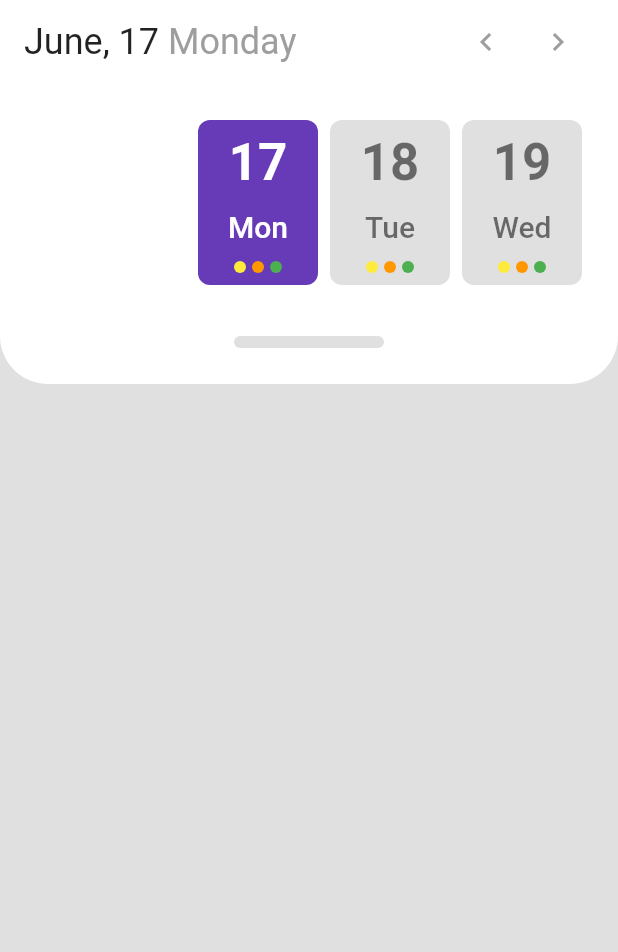
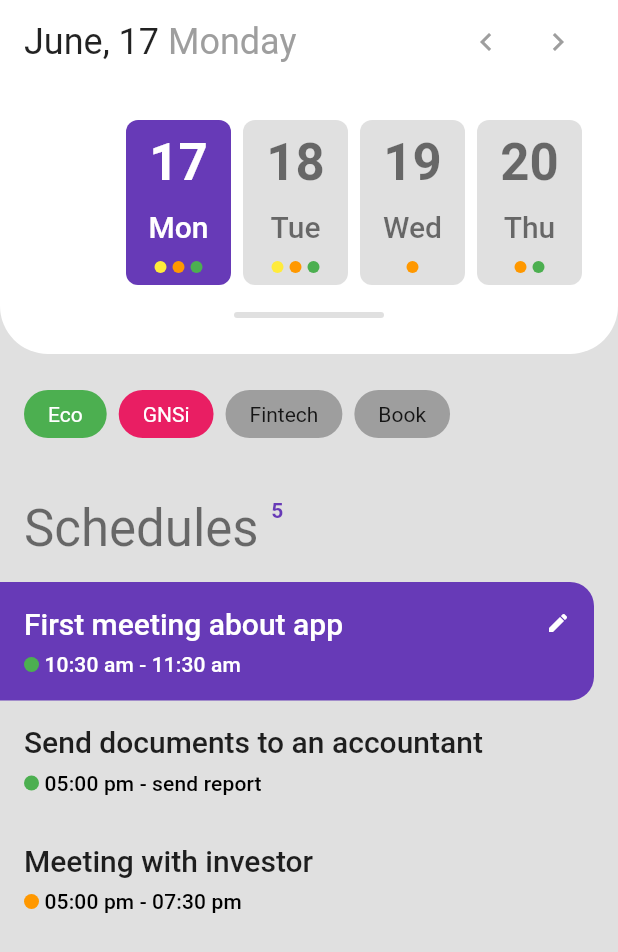
Before and after one commit to bakhtiararifinid/flutter-schedule-app, a Flutter app: the screen it shows after launch, on a phone screen of 412 x 824 dp. Shown: the top 952 px of the screen. Run offline on Flutter 3.47's test engine with Material 2 defaults, Android fonts, the phone set to English and light mode, and no system bars.

Commit message:
home page

```diff
--- a/lib/pages/home_page.dart
+++ b/lib/pages/home_page.dart
@@ -9,52 +9,11 @@ class HomePage extends StatelessWidget {
         elevation: 0,
         title: AppBarTitle(),
       ),
-      body: Column(
+      body: ListView(
         children: <Widget>[
-          Container(
-            height: 200,
-            padding: EdgeInsets.all(24),
-            decoration: BoxDecoration(
-              color: Theme.of(context).primaryColor,
-              borderRadius: BorderRadius.vertical(
-                bottom: Radius.circular(32),
-              ),
-            ),
-            child: Column(
-              mainAxisAlignment: MainAxisAlignment.spaceBetween,
-              children: <Widget>[
-                Row(
-                  mainAxisAlignment: MainAxisAlignment.end,
-                  children: <Widget>[
-                    DateBox(
-                      active: true,
-                      date: 17,
-                      day: 'Mon',
-                      dots: [Colors.yellow, Colors.orange, Colors.green],
-                    ),
-                    DateBox(
-                      date: 18,
-                      day: 'Tue',
-                      dots: [Colors.yellow, Colors.orange, Colors.green],
-                    ),
-                    DateBox(
-                      date: 19,
-                      day: 'Wed',
-                      dots: [Colors.yellow, Colors.orange, Colors.green],
-                    ),
-                  ],
-                ),
-                Container(
-                  height: 8,
-                  width: 100,
-                  decoration: BoxDecoration(
-                    color: Colors.grey[300],
-                    borderRadius: BorderRadius.circular(4)
-                  ),
-                )
-              ],
-            ),
-          )
+          DateContainer(),
+          TagContainer(),
+          SchedulesContainer(),
         ],
       ),
     );
@@ -104,6 +63,60 @@ class AppBarTitle extends StatelessWidget {
   }
 }
 
+class DateContainer extends StatelessWidget {
+  @override
+  Widget build(BuildContext context) {
+    return Container(
+      height: 180,
+      padding: EdgeInsets.all(24),
+      decoration: BoxDecoration(
+        color: Theme.of(context).primaryColor,
+        borderRadius: BorderRadius.vertical(
+          bottom: Radius.circular(32),
+        ),
+      ),
+      child: Column(
+        mainAxisAlignment: MainAxisAlignment.spaceBetween,
+        children: <Widget>[
+          Row(
+            mainAxisAlignment: MainAxisAlignment.end,
+            children: <Widget>[
+              DateBox(
+                active: true,
+                date: 17,
+                day: 'Mon',
+                dots: [Colors.yellow, Colors.orange, Colors.green],
+              ),
+              DateBox(
+                date: 18,
+                day: 'Tue',
+                dots: [Colors.yellow, Colors.orange, Colors.green],
+              ),
+              DateBox(
+                date: 19,
+                day: 'Wed',
+                dots: [Colors.orange],
+              ),
+              DateBox(
+                date: 20,
+                day: 'Thu',
+                dots: [Colors.orange, Colors.green],
+              ),
+            ],
+          ),
+          Container(
+            height: 4,
+            width: 100,
+            decoration: BoxDecoration(
+                color: Colors.grey[300],
+                borderRadius: BorderRadius.circular(4)),
+          ),
+        ],
+      ),
+    );
+  }
+}
+
 class DateBox extends StatelessWidget {
   final int date;
   final String day;
@@ -120,10 +133,11 @@ class DateBox extends StatelessWidget {
   @override
   Widget build(BuildContext context) {
     Color backgroundColor = active ? Colors.deepPurple[500] : Colors.grey[300];
-    Color color = active ? Colors.white : Theme.of(context).textTheme.display1.color;
+    Color color =
+        active ? Colors.white : Theme.of(context).textTheme.display1.color;
 
     return Container(
-      width: 80,
+      width: 70,
       height: 110,
       padding: EdgeInsets.all(8),
       margin: EdgeInsets.only(left: 8),
@@ -166,3 +180,180 @@ class DateBox extends StatelessWidget {
     );
   }
 }
+
+class TagContainer extends StatelessWidget {
+  @override
+  Widget build(BuildContext context) {
+    return Container(
+      padding: EdgeInsets.symmetric(vertical: 24, horizontal: 16),
+      child: Row(
+        children: <Widget>[
+          Tag(tag: 'Eco', color: Colors.green, textColor: Colors.white),
+          Tag(tag: 'GNSi', color: Colors.pink, textColor: Colors.white),
+          Tag(tag: 'Fintech'),
+          Tag(tag: 'Book'),
+        ],
+      ),
+    );
+  }
+}
+
+class Tag extends StatelessWidget {
+  final String tag;
+  final Color color;
+  final Color textColor;
+
+  Tag({
+    @required this.tag,
+    this.color = Colors.grey,
+    this.textColor = Colors.black87,
+  });
+
+  @override
+  Widget build(BuildContext context) {
+    return Container(
+      padding: EdgeInsets.symmetric(
+        vertical: 8,
+        horizontal: 16,
+      ),
+      margin: EdgeInsets.only(right: 8),
+      alignment: Alignment.center,
+      decoration: BoxDecoration(
+        color: color,
+        borderRadius: BorderRadius.circular(16),
+      ),
+      child: Text(
+        tag,
+        style: TextStyle(color: textColor),
+      ),
+    );
+  }
+}
+
+class SchedulesContainer extends StatelessWidget {
+  @override
+  Widget build(BuildContext context) {
+    return Container(
+      child: Column(
+        children: <Widget>[
+          Container(
+            padding: EdgeInsets.all(16),
+            child: Row(
+              crossAxisAlignment: CrossAxisAlignment.start,
+              children: <Widget>[
+                Text(
+                  'Schedules ',
+                  style: Theme.of(context).textTheme.display1,
+                ),
+                Text(
+                  '5',
+                  style: TextStyle(
+                    color: Colors.deepPurple,
+                    fontWeight: FontWeight.bold,
+                  ),
+                )
+              ],
+            ),
+          ),
+          Schedules(),
+        ],
+      ),
+    );
+  }
+}
+
+class Schedules extends StatelessWidget {
+  @override
+  Widget build(BuildContext context) {
+    return Container(
+      child: Column(
+        children: <Widget>[
+          Schedule(
+            name: 'First meeting about app',
+            time: '10:30 am - 11:30 am',
+            dotColor: Colors.green,
+            active: true,
+          ),
+          Schedule(
+            name: 'Send documents to an accountant',
+            time: '05:00 pm - send report',
+            dotColor: Colors.green,
+            active: false,
+          ),
+          Schedule(
+            name: 'Meeting with investor',
+            time: '05:00 pm - 07:30 pm',
+            dotColor: Colors.orange,
+            active: false,
+          ),
+        ],
+      ),
+    );
+  }
+}
+
+class Schedule extends StatelessWidget {
+  final String name;
+  final String time;
+  final Color dotColor;
+  final bool active;
+
+  Schedule({this.name, this.time, this.dotColor, this.active});
+
+  @override
+  Widget build(BuildContext context) {
+    return Container(
+      padding: EdgeInsets.all(16),
+      margin: active ? EdgeInsets.only(right: 16) : null,
+      decoration: BoxDecoration(
+        color: active ? Colors.deepPurple : Colors.transparent,
+        borderRadius: active
+            ? BorderRadius.horizontal(
+                right: Radius.circular(16),
+              )
+            : null,
+      ),
+      child: Column(
+        children: <Widget>[
+          Row(
+            mainAxisAlignment: MainAxisAlignment.spaceBetween,
+            children: [
+              Text(
+                name,
+                style: Theme.of(context).textTheme.title.copyWith(
+                      color: active ? Colors.white : null,
+                    ),
+              ),
+              active
+                  ? Icon(
+                      Icons.edit,
+                      size: 16,
+                      color: active ? Colors.white : null,
+                    )
+                  : Container()
+            ],
+          ),
+          SizedBox(height: 8),
+          Row(
+            children: <Widget>[
+              Container(
+                height: 10,
+                width: 10,
+                decoration: BoxDecoration(
+                  color: dotColor,
+                  shape: BoxShape.circle,
+                ),
+              ),
+              Text(
+                ' $time',
+                style: Theme.of(context).textTheme.subtitle.copyWith(
+                      color: active ? Colors.white : null,
+                    ),
+              )
+            ],
+          )
+        ],
+      ),
+    );
+  }
+}
--- a/pubspec.yaml
+++ b/pubspec.yaml
@@ -14,7 +14,7 @@ description: A new Flutter project.
 version: 1.0.0+1
 
 environment:
-  sdk: ">=2.1.0 <3.0.0"
+  sdk: ">=2.2.2 <3.0.0"
 
 dependencies:
   flutter:
```
Also changed, not shown: pubspec.lock.
